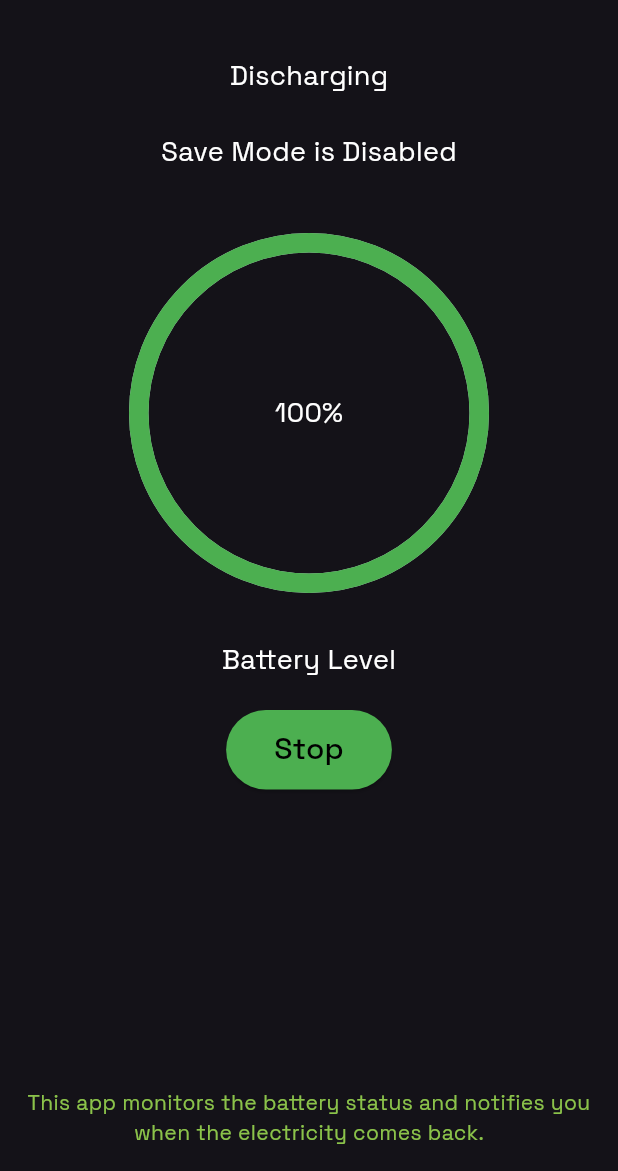
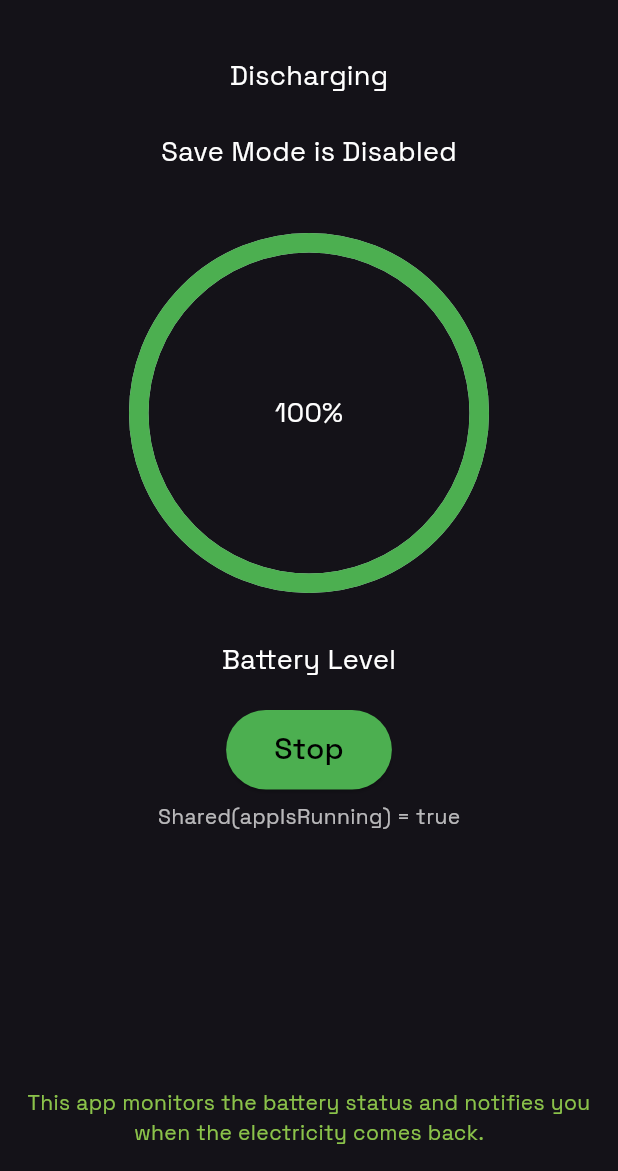
Before and after one commit to amro3z/voltify, a Flutter app: the screen it shows after launch, after a tap on "Start", on a phone screen of 412 x 824 dp, the part 65-1236 px from its top. Run offline on Flutter 3.47's test engine with Material 3 defaults, Android fonts, the light colour scheme and no system bars; drawn by our look-alikes of percent_indicator; our stand-ins replace awesome_notifications, battery_plus, flutter_timezone, just_audio, permission_handler, shared_preferences and 2 more; missing offline and left inert: animated_analog_clock, flutter_overlay_window, workmanager; statements that could not run were skipped.

Commit message:
feat: add app running state management and update UI in AlarmWidget

```diff
--- a/lib/background service/background.dart
+++ b/lib/background service/background.dart
@@ -24,7 +24,11 @@ void callbackDispatcher() {
       if (!alertsEnabled) return Future.value(true);
 
       if (task == _task) {
-        final allow = !onlyWhenOpen || isReallyRunning;
+        // لا تعرض أي شيء لو التطبيق مش شغال
+        if (!appIsRunning) return Future.value(true);
+
+        // الشرط الآن يضمن أن التطبيق شغال بالفعل
+        final allow = appIsRunning && (!onlyWhenOpen || isReallyRunning);
 
         if (allow) {
           // إشعار ثابت + بدء رنّة مستمرة
@@ -36,7 +40,7 @@ void callbackDispatcher() {
         await Workmanager().registerOneOffTask(
           _unique,
           _task,
-          constraints:  Constraints(requiresCharging: true),
+          constraints: Constraints(requiresCharging: true),
           existingWorkPolicy: ExistingWorkPolicy.replace,
         );
       }
--- a/lib/main.dart
+++ b/lib/main.dart
@@ -6,14 +6,12 @@ import 'package:voltify/notification/local_service.dart';
 import 'package:voltify/screens/home_screen.dart';
 import 'package:timezone/data/latest.dart' as tz;
 import 'package:voltify/widget/alarm_widget.dart';
+import 'package:shared_preferences/shared_preferences.dart';
 
 void main() async {
   WidgetsFlutterBinding.ensureInitialized();
   // Initialize WorkManager and LocalService before running the app
-  await Future.wait([
-    WorkManager.init(),
-    LocalService.initNotifications(),
-  ]);
+  await Future.wait([WorkManager.init(), LocalService.initNotifications()]);
   tz.initializeTimeZones();
   if (await FlutterOverlayWindow.isPermissionGranted() == false) {
     await FlutterOverlayWindow.requestPermission();
@@ -35,8 +33,15 @@ void overlayMain() {
   );
 }
 
-class Init extends StatelessWidget {
+class Init extends StatefulWidget {
   const Init({super.key});
+
+  @override
+  State<Init> createState() => _InitState();
+}
+
+class _InitState extends State<Init> {
+  // أزلنا أي تحكم تلقائي في appIsRunning هنا
 
   @override
   Widget build(BuildContext context) {
--- a/lib/screens/home_screen.dart
+++ b/lib/screens/home_screen.dart
@@ -19,6 +19,8 @@ class _HomeScreenState extends State<HomeScreen> {
   bool _isInBatterySaveMode = false;
   int _batteryLevel = 0;
   bool appIsRunning = false;
+  bool? _storedAppIsRunning; // القيمة القادمة مباشرة من SharedPreferences
+  bool _prefsReady = false; // للتأكد إننا ما نستخدمش data قبل التهيئة
   BatteryState _batteryState = BatteryState.unknown;
   late StreamSubscription<BatteryState> _batteryStateSubscription;
   Timer? _batteryInfoTimer;
@@ -33,10 +35,13 @@ class _HomeScreenState extends State<HomeScreen> {
           data = sp;
           setState(() {
             appIsRunning = data.getBool('appIsRunning') ?? false;
+            _storedAppIsRunning = appIsRunning;
+            _prefsReady = true;
           });
 
           // نحدث الـ TimeZone بعد تهيئة data
           FlutterTimezone.getLocalTimezone().then((String timezone) {
+            if (!mounted) return;
             setState(() {
               currentTimeZone = timezone;
               data.setString('currentTimeZone', timezone);
@@ -46,10 +51,11 @@ class _HomeScreenState extends State<HomeScreen> {
           // نحدث حالة البطارية بعد تهيئة data
           _battery.batteryState.then(_updateBatteryState);
           _battery.batteryLevel.then(
-            (level) => setState(() => _batteryLevel = level),
+            (level) => mounted ? setState(() => _batteryLevel = level) : null,
           );
           _battery.isInBatterySaveMode.then(
-            (mode) => setState(() => _isInBatterySaveMode = mode),
+            (mode) =>
+                mounted ? setState(() => _isInBatterySaveMode = mode) : null,
           );
 
           _batteryStateSubscription = _battery.onBatteryStateChanged.listen(
@@ -59,20 +65,21 @@ class _HomeScreenState extends State<HomeScreen> {
           _batteryInfoTimer = Timer.periodic(const Duration(seconds: 5), (
             _,
           ) async {
-            // زيادة المدة
-            if (!mounted) return; // لو الـ Widget مات، يرجع
+            if (!mounted || !_prefsReady) return;
             final level = await _battery.batteryLevel;
             final mode = await _battery.isInBatterySaveMode;
+            final sharedFlag = data.getBool('appIsRunning');
             if (mounted) {
               setState(() {
                 _batteryLevel = level;
                 _isInBatterySaveMode = mode;
+                _storedAppIsRunning = sharedFlag;
               });
             }
           });
         })
         .catchError((e) {
-          print("Error initializing SharedPreferences: $e");
+          debugPrint("Error initializing SharedPreferences: $e");
         });
   }
 
@@ -113,12 +120,20 @@ class _HomeScreenState extends State<HomeScreen> {
     }
   }
 
-  void toggleAppRunning() async {
+  Future<void> toggleAppRunning() async {
+    if (!_prefsReady) return;
+    final newVal = !appIsRunning;
     setState(() {
-      appIsRunning = !appIsRunning;
+      appIsRunning = newVal;
+      _storedAppIsRunning = newVal; // تحديث فوري للعرض
     });
-    await data.setBool('appIsRunning', appIsRunning);
-
+    await data.setBool('appIsRunning', newVal);
+    if (newVal) {
+      await data.setInt(
+        'last_active_ts',
+        DateTime.now().millisecondsSinceEpoch,
+      );
+    }
   }
 
   @override
@@ -192,19 +207,41 @@ class _HomeScreenState extends State<HomeScreen> {
                 : Colors.green,
           ),
           const SizedBox(height: 20),
+          if (!_prefsReady)
+            const Padding(
+              padding: EdgeInsets.all(16.0),
+              child: CircularProgressIndicator(),
+            )
+          else
             ElevatedButton(
               onPressed: () {
                 toggleAppRunning();
               },
               style: ElevatedButton.styleFrom(
                 backgroundColor: Colors.green,
-              padding: const EdgeInsets.symmetric(horizontal: 32, vertical: 12),
+                padding: const EdgeInsets.symmetric(
+                  horizontal: 32,
+                  vertical: 12,
+                ),
               ),
               child: Text(
                 appIsRunning ? 'Stop' : 'Start',
                 style: const TextStyle(
                   fontSize: 20,
                   color: Colors.black,
+                  fontFamily: 'CustomFont',
+                ),
+              ),
+            ),
+          Padding(
+            padding: const EdgeInsets.only(top: 8.0),
+            child: Text(
+              _prefsReady
+                  ? 'Shared(appIsRunning) = ${_storedAppIsRunning == null ? 'null' : _storedAppIsRunning}'
+                  : 'Loading shared flag...',
+              style: const TextStyle(
+                fontSize: 14,
+                color: Colors.white70,
                 fontFamily: 'CustomFont',
               ),
             ),
```
Also changed, not shown: lib/widget/alarm_widget.dart (+72 -5 lines), 1 other file. Lines whose indentation alone changed are shown as unchanged.
